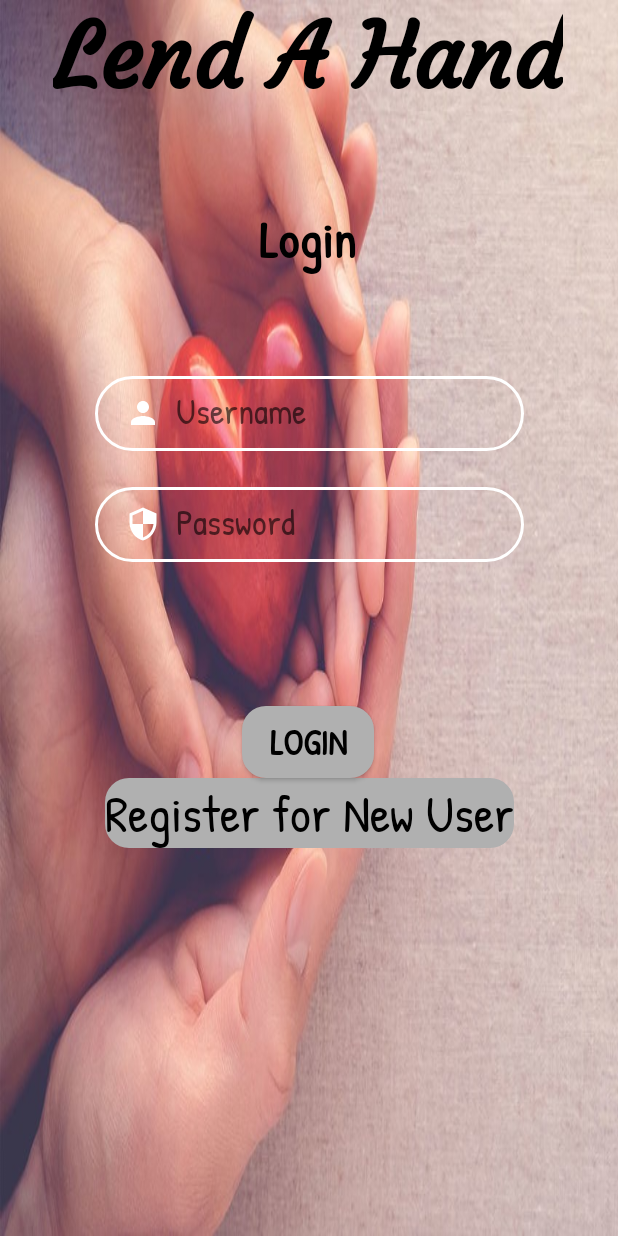
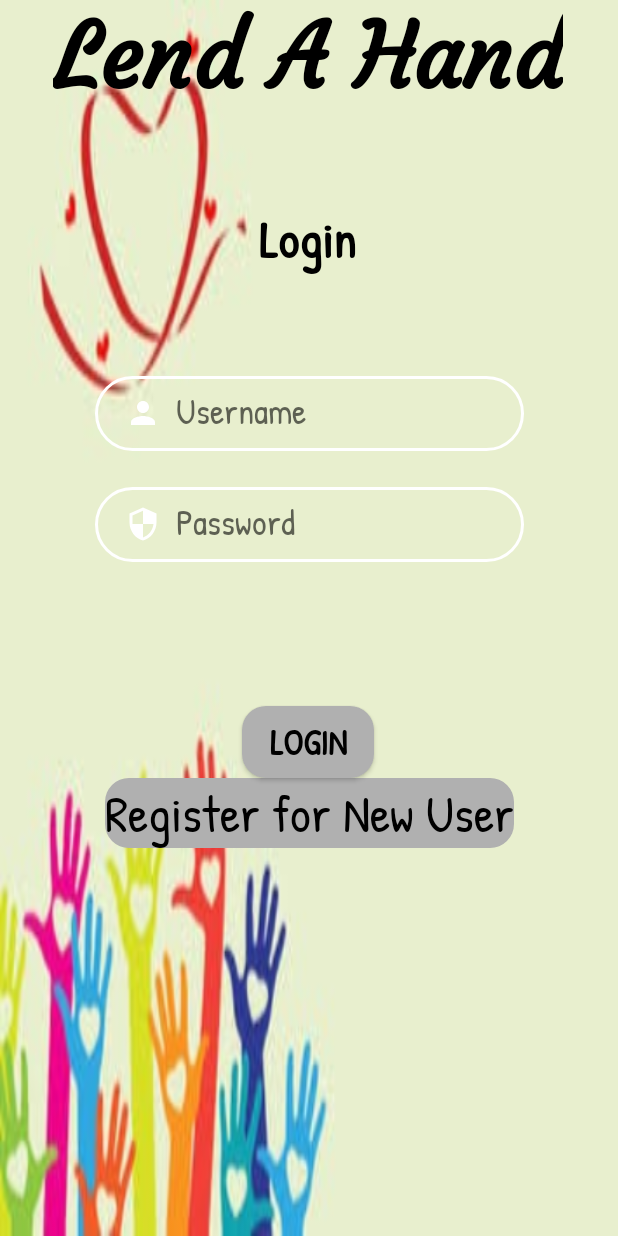
Before and after one commit to Raquel9988/lend-a-hand, an Android app: the screen it shows after launch (LoginActivity), on a phone screen of 412 x 824 dp. Run offline under Robolectric (Android 15) with nearby library versions, the phone set to English and light mode, and no system bars; our stand-ins replace Volley.

Commit message:
changed background

```diff
--- a/src/main/res/layout/activity_login.xml
+++ b/src/main/res/layout/activity_login.xml
@@ -5,7 +5,7 @@
     android:id="@+id/main"
     android:layout_width="match_parent"
     android:layout_height="match_parent"
-    android:background="@drawable/background7"
+    android:background="@drawable/redheart"
     tools:context=".LoginActivity">
 
     <TextView
--- a/src/main/res/layout/activity_register.xml
+++ b/src/main/res/layout/activity_register.xml
@@ -5,7 +5,7 @@
     android:id="@+id/main"
     android:layout_width="match_parent"
     android:layout_height="match_parent"
-    android:background="@drawable/background7"
+    android:background="@drawable/redheart"
     tools:context=".RegisterActivity">
 
     <TextView
```
